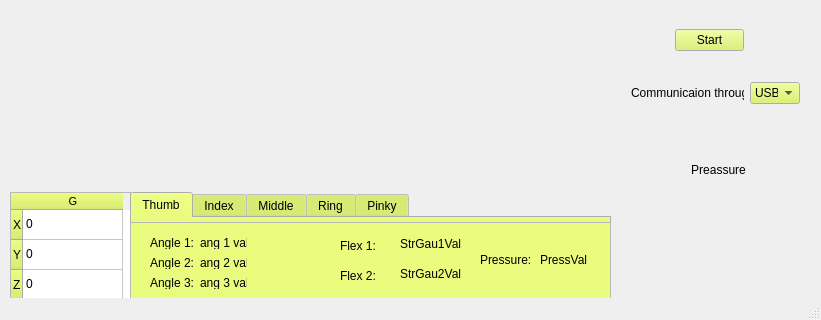
Qt form Projekt/SensorGloveQt/mainwindow.ui (DubelSoftwareSolutions/SensorHand_DataVisualisation) before a commit; both pictures show x 0 to 821 and y 304 to 624 of the 821 by 624 pixel window.
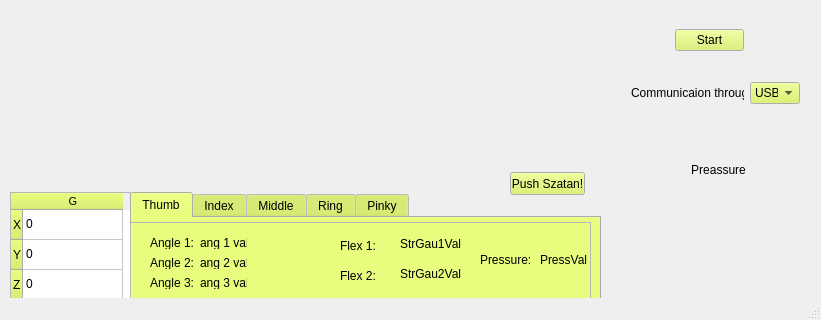
The same form after that commit.

Commit message: Chart::addValue() dziaa :V

Diff of the .ui file:
```diff
--- a/Projekt/SensorGloveQt/mainwindow.ui
+++ b/Projekt/SensorGloveQt/mainwindow.ui
@@ -151,7 +151,7 @@
      <rect>
       <x>130</x>
       <y>460</y>
-      <width>481</width>
+      <width>471</width>
       <height>111</height>
      </rect>
     </property>
@@ -420,7 +420,7 @@
      </item>
     </layout>
    </widget>
-   <widget class="QWidget" name="chartLayout" native="true">
+   <widget class="QWidget" name="chartLayout2" native="true">
     <property name="geometry">
      <rect>
       <x>630</x>
@@ -447,7 +447,7 @@
      <rect>
       <x>130</x>
       <y>490</y>
-      <width>481</width>
+      <width>461</width>
       <height>81</height>
      </rect>
     </property>
@@ -614,15 +614,34 @@
      </property>
     </widget>
    </widget>
-   <zorder>verticalLayoutWidget</zorder>
-   <zorder>AccTable</zorder>
-   <zorder>FingersTab</zorder>
-   <zorder>MeasurementWidget</zorder>
-   <zorder>ConfigurationWidget</zorder>
-   <zorder>chartLayout</zorder>
-   <zorder>FingersTabFrame</zorder>
-   <zorder>label_17</zorder>
-   <zorder>label_17</zorder>
+   <widget class="QWidget" name="verticalLayoutWidget_2">
+    <property name="geometry">
+     <rect>
+      <x>600</x>
+      <y>370</y>
+      <width>221</width>
+      <height>201</height>
+     </rect>
+    </property>
+    <layout class="QVBoxLayout" name="chartLayout">
+     <property name="topMargin">
+      <number>0</number>
+     </property>
+    </layout>
+   </widget>
+   <widget class="QPushButton" name="pushSzatan">
+    <property name="geometry">
+     <rect>
+      <x>510</x>
+      <y>440</y>
+      <width>75</width>
+      <height>23</height>
+     </rect>
+    </property>
+    <property name="text">
+     <string>Push Szatan!</string>
+    </property>
+   </widget>
   </widget>
   <widget class="QMenuBar" name="menuBar">
    <property name="geometry">
```
Left out of the diff: 2 changed lines with no effect on the pictures. The commit also changes 5 other files.
